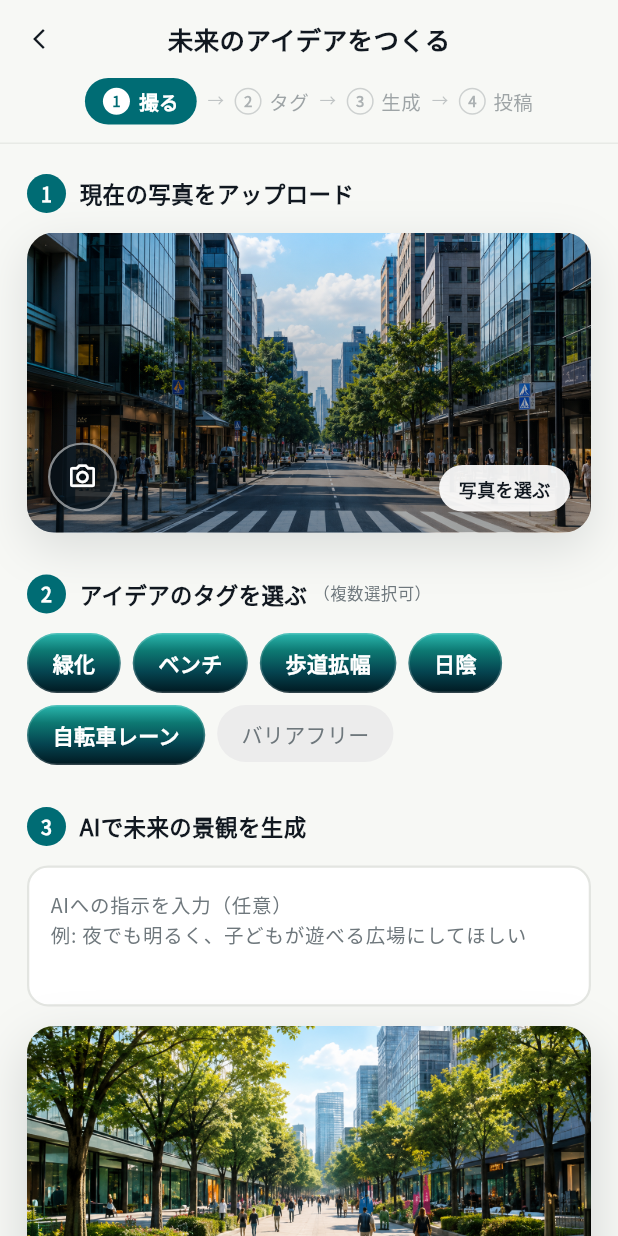
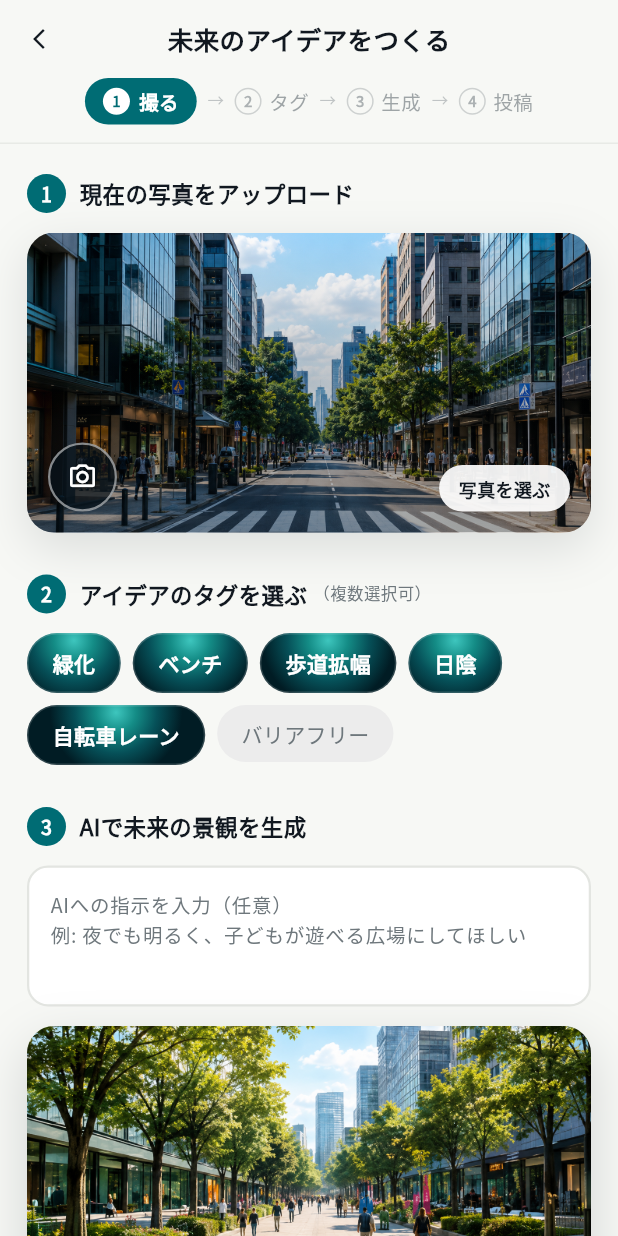
Before and after one commit to Anya-Stella/FutureCityApp, a Flutter app: the CreateScreen screen opened directly, on a phone screen of 412 x 824 dp. Run offline on Flutter 3.47's test engine with Material 3 defaults, Android fonts, the phone set to English and light mode, and no system bars; our stand-ins replace flutter_svg, google_fonts, supabase_flutter; accounts and stored records are empty; network calls fail.

Commit message:
🎨 Ver8

```diff
--- a/lib/screens/create_screen.dart
+++ b/lib/screens/create_screen.dart
@@ -613,16 +613,16 @@ class _CreateScreenState extends State<CreateScreen> {
                                 horizontal: 16, vertical: 9),
                             decoration: BoxDecoration(
                               gradient: isSelected
-                                  ? const LinearGradient(
-                                      begin: Alignment.topCenter,
-                                      end: Alignment.bottomCenter,
+                                  ? const RadialGradient(
+                                      center: Alignment(0.0, -0.75),
+                                      radius: 1.1,
                                       colors: [
-                                        Color(0xFF2BB8AF),
-                                        Color(0xFF0D7872),
-                                        Color(0xFF054450),
-                                        Color(0xFF011820),
+                                        Color(0xFF3EC6BE),
+                                        Color(0xFF148C86),
+                                        Color(0xFF065058),
+                                        Color(0xFF011C24),
                                       ],
-                                      stops: [0.0, 0.30, 0.65, 1.0],
+                                      stops: [0.0, 0.30, 0.62, 1.0],
                                     )
                                   : null,
                               color: isSelected ? null : AppTheme.uiGrey,
@@ -774,16 +774,16 @@ class _CreateScreenState extends State<CreateScreen> {
                                 Positioned.fill(
                                   child: Container(
                                     decoration: const BoxDecoration(
-                                      gradient: LinearGradient(
-                                        begin: Alignment.topCenter,
-                                        end: Alignment.bottomCenter,
+                                      gradient: RadialGradient(
+                                        center: Alignment(0.0, -0.8),
+                                        radius: 1.4,
                                         colors: [
-                                          Color(0xFF2BB8AF),
-                                          Color(0xFF0D7872),
-                                          Color(0xFF054450),
-                                          Color(0xFF011820),
+                                          Color(0xFF3EC6BE),
+                                          Color(0xFF148C86),
+                                          Color(0xFF065058),
+                                          Color(0xFF011C24),
                                         ],
-                                        stops: [0.0, 0.30, 0.65, 1.0],
+                                        stops: [0.0, 0.28, 0.60, 1.0],
                                       ),
                                     ),
                                   ),
```
